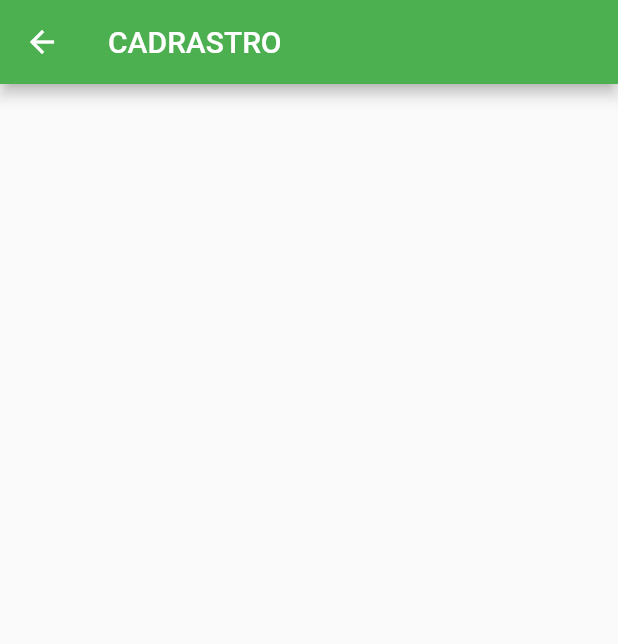
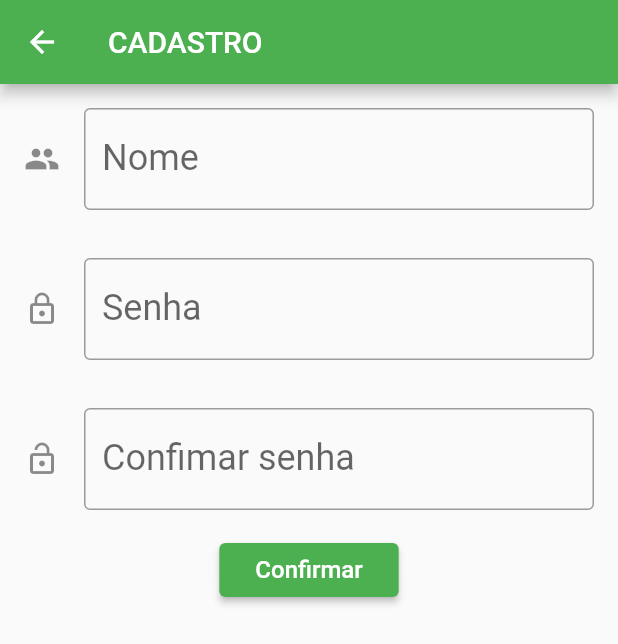
Before and after one commit to Marcos05555/tobi05, a Flutter app: the screen it shows after launch, after a tap on "CADASTRO", on a phone screen of 412 x 824 dp. Shown: the top 644 px of the screen. Run offline on Flutter 3.47's test engine with Material 2 defaults, Android fonts, the phone set to English and light mode, and no system bars.

Commit message:
Tela de Cadastro pronta

```diff
--- a/mobi/lib/main.dart
+++ b/mobi/lib/main.dart
@@ -56,7 +56,7 @@ class ButtonText extends StatelessWidget {
   @override
   Widget build(BuildContext context) {
     return Padding(
-      padding: const EdgeInsets.fromLTRB(4.0, 4.0, 4.0, 4.0),
+      padding: const EdgeInsets.fromLTRB(4.0, 100.0, 4.0, 4.0),
       //decoration: BoxDecoration(color: Colors.black,border: Border.all(width:1),borderRadius: BorderRadius.circular(10)),
       child: Material(
         color: Theme.of(context).primaryColor,
--- a/mobi/lib/screens/Screen_registration.dart
+++ b/mobi/lib/screens/Screen_registration.dart
@@ -4,8 +4,48 @@ class RegisterScreen extends StatelessWidget {
   @override
   Widget build(BuildContext context) {
     return Scaffold(
-        appBar: AppBar(
-      title: Text('CADRASTRO'),
-    ));
+      appBar: AppBar(
+        title: Text('CADASTRO'),
+      ),
+      body: SingleChildScrollView(
+              child: Column(
+                crossAxisAlignment: CrossAxisAlignment.center,
+          children: <Widget>[
+            TextBox(Icons.people, 'Nome', 'Nome de usuário'),
+            TextBox(Icons.lock_outline, 'Senha', 'Senha de usuário'),
+            TextBox(Icons.lock_open, 'Confimar senha', 'Confimar senha de usuário'),
+            RaisedButton(
+              onPressed: () {},
+              child: Text(
+                'Confirmar',
+                style: TextStyle(fontSize: 16),
+              ),
+            )
+          ],
+        ),
+      ),
+    );
   }
 }
+
+class TextBox extends StatelessWidget {
+  final IconData iconformBox;
+  final String spaceText;
+  final String spaceSobText;
+  TextBox(this.iconformBox, this.spaceText, this.spaceSobText);
+  @override
+  Widget build(BuildContext context) {
+    return Padding(
+      padding: const EdgeInsets.all(16.0),
+      child: TextField(
+        style: TextStyle(fontSize: 24.0),
+        keyboardType: TextInputType.text,
+        decoration: InputDecoration(
+            border: OutlineInputBorder(),
+            labelText: spaceText,
+            hintText: spaceSobText,
+            icon: Icon(iconformBox)),
+      ),
+    );
+  }
+}
```
